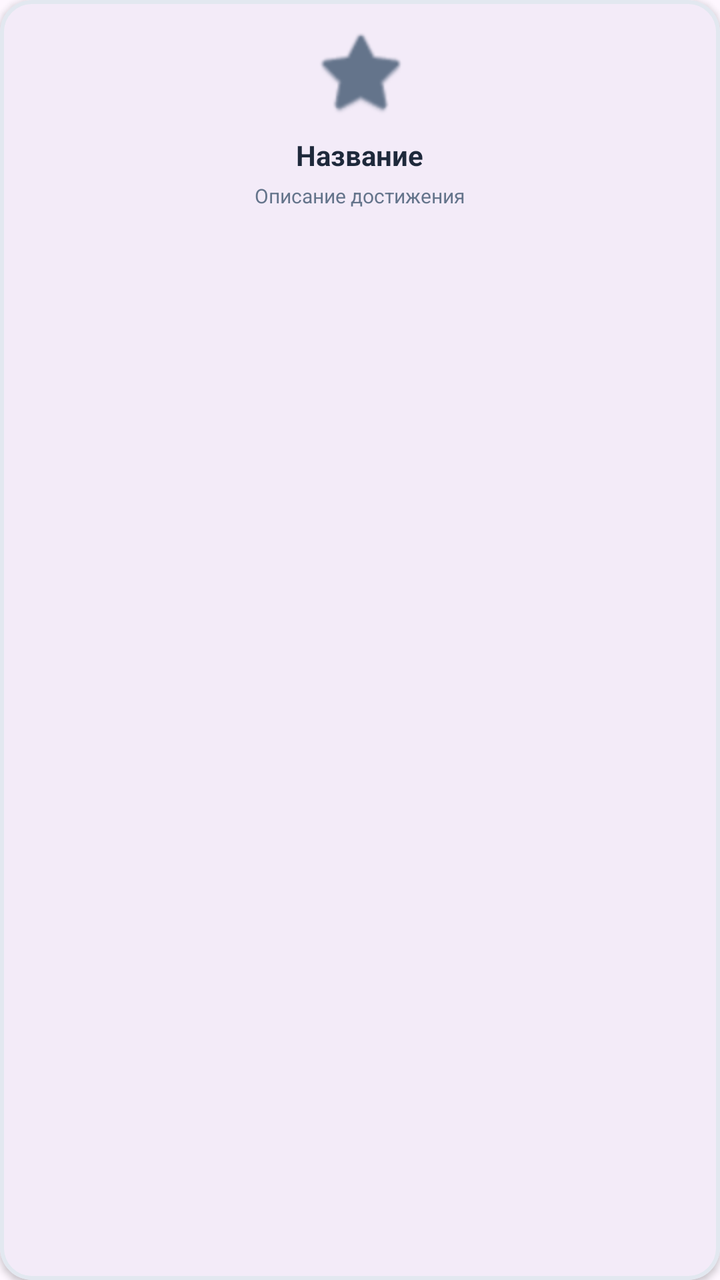
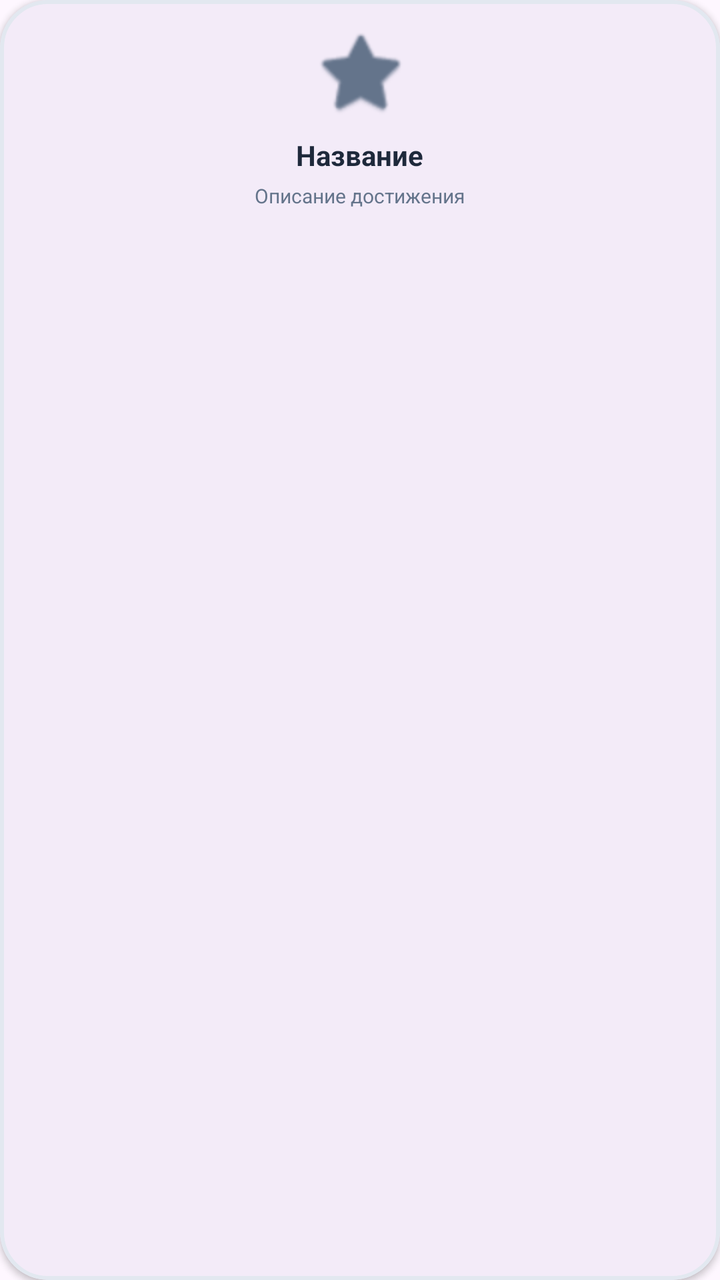

Compare the two renders of this Android layout. The source of the first and the diff that turns it into the second are given below.
<!-- AndroidManifest.xml: application theme Theme.Quiz -->
<!-- res/layout/item_achievement.xml -->
<?xml version="1.0" encoding="utf-8"?>
<com.google.android.material.card.MaterialCardView xmlns:android="http://schemas.android.com/apk/res/android"
    xmlns:app="http://schemas.android.com/apk/res-auto"
    android:layout_width="160dp"
    android:layout_height="wrap_content"
    android:layout_margin="8dp"
    app:cardCornerRadius="16dp"
    app:cardElevation="2dp"
    app:strokeWidth="2dp"
    app:strokeColor="@color/track_gray">

    <LinearLayout
        android:id="@+id/llAchievementContent"
        android:layout_width="match_parent"
        android:layout_height="wrap_content"
        android:orientation="vertical"
        android:padding="12dp"
        android:gravity="center">

        <ImageView
            android:id="@+id/ivAchievementIcon"
            android:layout_width="48dp"
            android:layout_height="48dp"
            android:src="@android:drawable/btn_star_big_on"
            app:tint="@color/muted_gray" />

        <TextView
            android:id="@+id/tvAchievementTitle"
            android:layout_width="wrap_content"
            android:layout_height="wrap_content"
            android:layout_marginTop="8dp"
            android:text="Название"
            android:textAlignment="center"
            android:textColor="@color/border_dark"
            android:textSize="14sp"
            android:textStyle="bold" />

        <TextView
            android:id="@+id/tvAchievementDesc"
            android:layout_width="wrap_content"
            android:layout_height="wrap_content"
            android:layout_marginTop="4dp"
            android:text="Описание достижения"
            android:textAlignment="center"
            android:textColor="@color/muted_gray"
            android:textSize="10sp" />
    </LinearLayout>
</com.google.android.material.card.MaterialCardView>
<!-- resources referenced by this layout -->
<resources>
  <color name="border_dark">#1E293B</color>
  <color name="muted_gray">#64748B</color>
  <color name="track_gray">#E2E8F0</color>
  <style name="Theme.Quiz" parent="Base.Theme.Quiz" />
  <style name="Base.Theme.Quiz" parent="Theme.Material3.Light.NoActionBar">
          
          
      </style>
</resources>

<!-- the commit's change to res/layout/item_achievement.xml (unified diff, before → after) -->
@@ -4,7 +4,7 @@
     android:layout_width="160dp"
     android:layout_height="wrap_content"
     android:layout_margin="8dp"
-    app:cardCornerRadius="16dp"
+    app:cardCornerRadius="24dp"
     app:cardElevation="2dp"
     app:strokeWidth="2dp"
     app:strokeColor="@color/track_gray">
